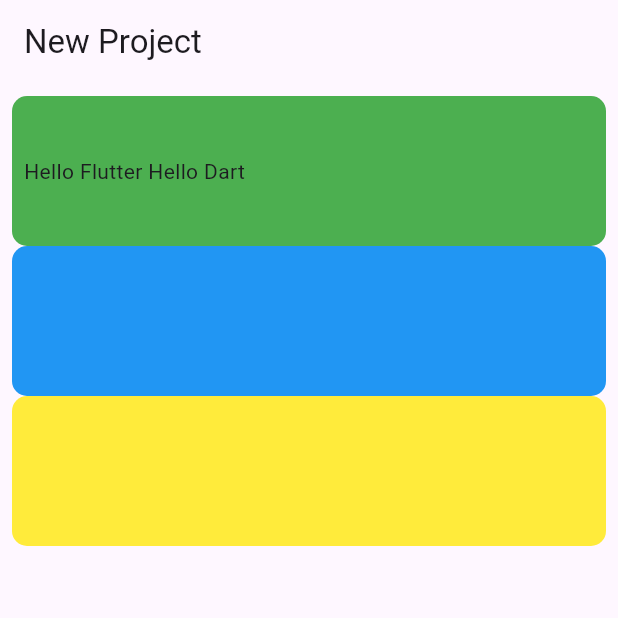
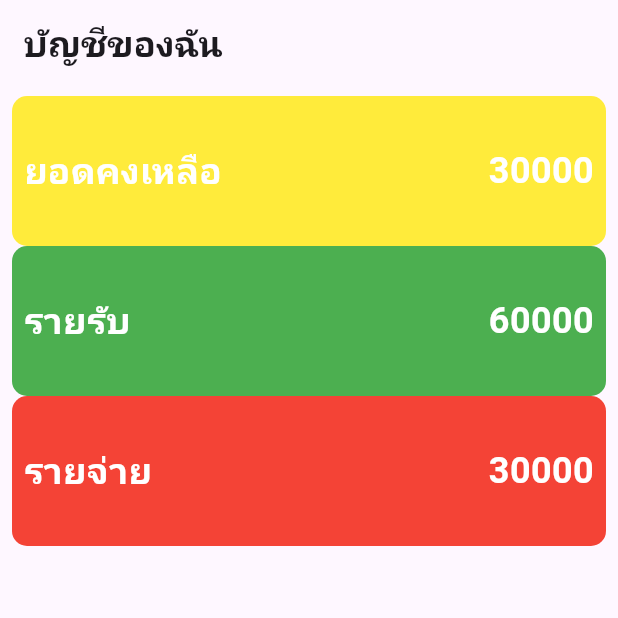
Before and after one commit to Ace-Phatcharapol/Learning-Flutter, a Flutter app: the screen it shows after launch, on a phone screen of 412 x 824 dp, the top half of it. Run offline on Flutter 3.47's test engine with Material 3 defaults, Android fonts, the phone set to English and light mode, and no system bars.

Commit message:
Use Expanded widget

```diff
--- a/lib/main.dart
+++ b/lib/main.dart
@@ -1,4 +1,5 @@
 import 'package:flutter/material.dart';
+import 'package:flutter/widgets.dart';
 
 void main() {
   runApp(MyApp());
@@ -10,7 +11,7 @@ class MyApp extends StatelessWidget {
     return MaterialApp(
       title: "My App",
       home: MyHomePage(),
-      theme: ThemeData(primarySwatch: Colors.orange),
+      theme: ThemeData(primarySwatch: Colors.purple),
     );
   }
 }
@@ -26,7 +27,10 @@ class _MyHomePageState extends State<MyHomePage> {
   Widget build(BuildContext context) {
     return Scaffold(
         appBar: AppBar(
-          title: const Text("New Project"),
+          title: const Text(
+            "บัญชีของฉัน",
+            style: TextStyle(fontSize: 24, fontWeight: FontWeight.w700),
+          ),
         ),
         body: Padding(
           padding: const EdgeInsets.all(8.0),
@@ -35,26 +39,89 @@ class _MyHomePageState extends State<MyHomePage> {
               Container(
                 padding: const EdgeInsets.all(8.0),
                 decoration: BoxDecoration(
-                    color: Colors.green, borderRadius: BorderRadius.circular(10)),
+                    color: Colors.yellow,
+                    borderRadius: BorderRadius.circular(10)),
                 height: 100,
                 child: Row(
+                  crossAxisAlignment: CrossAxisAlignment.center,
                   children: [
-                    Text("Hello Flutter "),
-                    Text("Hello Dart"),
+                    Text(
+                      "ยอดคงเหลือ ",
+                      style: TextStyle(
+                          fontSize: 24,
+                          color: Colors.white,
+                          fontWeight: FontWeight.w700),
+                    ),
+                    Expanded(
+                      child: Text(
+                        "30000",
+                        style: TextStyle(
+                            fontSize: 24,
+                            color: Colors.white,
+                            fontWeight: FontWeight.w700),
+                        textAlign: TextAlign.right,
+                      ),
+                    ),
                   ],
                 ),
               ),
               Container(
+                padding: const EdgeInsets.all(8.0),
                 decoration: BoxDecoration(
-                    color: Colors.blue, borderRadius: BorderRadius.circular(10)),
+                    color: Colors.green,
+                    borderRadius: BorderRadius.circular(10)),
                 height: 100,
+                child: Row(
+                  crossAxisAlignment: CrossAxisAlignment.center,
+                  children: [
+                    Text(
+                      "รายรับ ",
+                      style: TextStyle(
+                          fontSize: 24,
+                          color: Colors.white,
+                          fontWeight: FontWeight.w700),
+                    ),
+                    Expanded(
+                      child: Text(
+                        "60000",
+                        style: TextStyle(
+                            fontSize: 24,
+                            color: Colors.white,
+                            fontWeight: FontWeight.w700),
+                        textAlign: TextAlign.right,
+                      ),
+                    ),
+                  ],
+                ),
               ),
               Container(
+                padding: const EdgeInsets.all(8.0),
                 decoration: BoxDecoration(
-                    color: Colors.yellow,
-                    borderRadius: BorderRadius.circular(10)),
+                    color: Colors.red, borderRadius: BorderRadius.circular(10)),
                 height: 100,
-              )
+                child: Row(
+                  crossAxisAlignment: CrossAxisAlignment.center,
+                  children: [
+                    Text(
+                      "รายจ่าย ",
+                      style: TextStyle(
+                          fontSize: 24,
+                          color: Colors.white,
+                          fontWeight: FontWeight.w700),
+                    ),
+                    Expanded(
+                      child: Text(
+                        "30000",
+                        style: TextStyle(
+                            fontSize: 24,
+                            color: Colors.white,
+                            fontWeight: FontWeight.w700),
+                        textAlign: TextAlign.right,
+                      ),
+                    ),
+                  ],
+                ),
+              ),
             ],
           ),
         ));
```
